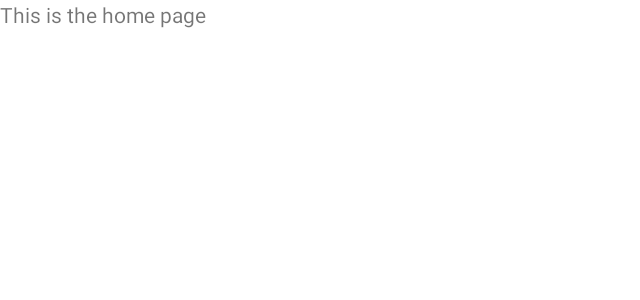
After one commit to chanjunren/TemiPatrol, an Android app: the HomeFragment screen opened through its navigation route, on a phone screen of 824 x 412 dp (held sideways). The commit adds this screen. Shown: the top 300 px of the screen, without its empty margins (0-640 px from the left). Run offline under Robolectric (Android 15) with nearby library versions, the phone set to English and light mode, and no system bars.

Commit message:
Added navigation component and skeletal structure for home fragment and signin page

```diff
--- a/app/src/main/AndroidManifest.xml
+++ b/app/src/main/AndroidManifest.xml
@@ -9,7 +9,11 @@
         android:roundIcon="@mipmap/ic_launcher_round"
         android:supportsRtl="true"
         android:theme="@style/Theme.TemiPatrol">
-        <activity android:name=".MainActivity">
+        <meta-data
+            android:name="com.robotemi.sdk.metadata.SKILL"
+            android:value="@string/app_name"/>
+        <activity android:name=".MainActivity"
+            android:screenOrientation="landscape">
             <intent-filter>
                 <action android:name="android.intent.action.MAIN" />
 
--- /dev/null
+++ b/app/src/main/java/com/ongbengchia/temipatrol/view/HomeFragment.java
@@ -0,0 +1,39 @@
+package com.ongbengchia.temipatrol.view;
+
+import androidx.lifecycle.ViewModelProvider;
+
+import android.os.Bundle;
+
+import androidx.annotation.NonNull;
+import androidx.annotation.Nullable;
+import androidx.fragment.app.Fragment;
+
+import android.view.LayoutInflater;
+import android.view.View;
+import android.view.ViewGroup;
+
+import com.ongbengchia.temipatrol.R;
+import com.ongbengchia.temipatrol.viewmodel.GlobalViewModel;
+
+public class HomeFragment extends Fragment {
+
+    private GlobalViewModel mViewModel;
+
+    public static HomeFragment newInstance() {
+        return new HomeFragment();
+    }
+
+    @Override
+    public View onCreateView(@NonNull LayoutInflater inflater, @Nullable ViewGroup container,
+                             @Nullable Bundle savedInstanceState) {
+        return inflater.inflate(R.layout.home_fragment, container, false);
+    }
+
+    @Override
+    public void onActivityCreated(@Nullable Bundle savedInstanceState) {
+        super.onActivityCreated(savedInstanceState);
+        mViewModel = new ViewModelProvider(this).get(GlobalViewModel.class);
+        // TODO: Use the ViewModel
+    }
+
+}
--- /dev/null
+++ b/app/src/main/java/com/ongbengchia/temipatrol/view/SignInFragment.java
@@ -0,0 +1,30 @@
+package com.ongbengchia.temipatrol.view;
+
+import android.os.Bundle;
+
+import androidx.fragment.app.Fragment;
+
+import android.view.LayoutInflater;
+import android.view.View;
+import android.view.ViewGroup;
+
+import com.ongbengchia.temipatrol.R;
+
+public class SignInFragment extends Fragment {
+
+    public SignInFragment() {
+        // Required empty public constructor
+    }
+
+    @Override
+    public void onCreate(Bundle savedInstanceState) {
+        super.onCreate(savedInstanceState);
+    }
+
+    @Override
+    public View onCreateView(LayoutInflater inflater, ViewGroup container,
+                             Bundle savedInstanceState) {
+        // Inflate the layout for this fragment
+        return inflater.inflate(R.layout.fragment_sign_in, container, false);
+    }
+}
--- /dev/null
+++ b/app/src/main/java/com/ongbengchia/temipatrol/viewmodel/GlobalViewModel.java
@@ -0,0 +1,6 @@
+package com.ongbengchia.temipatrol.viewmodel;
+
+import androidx.lifecycle.ViewModel;
+
+public class GlobalViewModel extends ViewModel {
+}
--- a/app/src/main/res/layout/activity_main.xml
+++ b/app/src/main/res/layout/activity_main.xml
@@ -6,13 +6,14 @@
     android:layout_height="match_parent"
     tools:context=".MainActivity">
 
-    <TextView
-        android:layout_width="wrap_content"
-        android:layout_height="wrap_content"
-        android:text="Hello World!"
-        app:layout_constraintBottom_toBottomOf="parent"
-        app:layout_constraintLeft_toLeftOf="parent"
-        app:layout_constraintRight_toRightOf="parent"
-        app:layout_constraintTop_toTopOf="parent" />
+    <fragment
+        android:id="@+id/fragment"
+        android:name="androidx.navigation.fragment.NavHostFragment"
+        android:layout_width="match_parent"
+        android:layout_height="match_parent"
+        app:defaultNavHost="true"
+        app:navGraph="@navigation/nav_graph"
+        tools:layout_editor_absoluteX="187dp"
+        tools:layout_editor_absoluteY="266dp" />
 
 </androidx.constraintlayout.widget.ConstraintLayout>
--- /dev/null
+++ b/app/src/main/res/layout/home_fragment.xml
@@ -0,0 +1,13 @@
+<?xml version="1.0" encoding="utf-8"?>
+<FrameLayout xmlns:android="http://schemas.android.com/apk/res/android"
+    xmlns:tools="http://schemas.android.com/tools"
+    android:layout_width="match_parent"
+    android:layout_height="match_parent"
+    tools:context=".view.HomeFragment">
+
+    <TextView
+        android:layout_width="match_parent"
+        android:layout_height="match_parent"
+        android:text="This is the home page" />
+
+</FrameLayout>
--- /dev/null
+++ b/app/src/main/res/navigation/nav_graph.xml
@@ -0,0 +1,22 @@
+<?xml version="1.0" encoding="utf-8"?>
+<navigation xmlns:android="http://schemas.android.com/apk/res/android"
+    xmlns:app="http://schemas.android.com/apk/res-auto"
+    xmlns:tools="http://schemas.android.com/tools"
+    android:id="@+id/nav_graph"
+    app:startDestination="@id/signInFragment">
+
+    <fragment
+        android:id="@+id/signInFragment"
+        android:name="com.ongbengchia.temipatrol.view.SignInFragment"
+        android:label="fragment_sign_in"
+        tools:layout="@layout/fragment_sign_in" >
+        <action
+            android:id="@+id/action_signInFragment_to_homeFragment"
+            app:destination="@id/homeFragment" />
+    </fragment>
+    <fragment
+        android:id="@+id/homeFragment"
+        android:name="com.ongbengchia.temipatrol.view.HomeFragment"
+        android:label="home_fragment"
+        tools:layout="@layout/home_fragment" />
+</navigation>
--- a/app/src/main/res/values/strings.xml
+++ b/app/src/main/res/values/strings.xml
@@ -1,3 +1,5 @@
 <resources>
     <string name="app_name">TemiPatrol</string>
+    <!-- TODO: Remove or change this placeholder text -->
+    <string name="hello_blank_fragment">Hello blank fragment</string>
 </resources>
--- a/app/src/main/res/values/themes.xml
+++ b/app/src/main/res/values/themes.xml
@@ -1,6 +1,6 @@
 <resources xmlns:tools="http://schemas.android.com/tools">
     <!-- Base application theme. -->
-    <style name="Theme.TemiPatrol" parent="Theme.MaterialComponents.DayNight.DarkActionBar">
+    <style name="Theme.TemiPatrol" parent="Theme.MaterialComponents.Light.NoActionBar">
         <!-- Primary brand color. -->
         <item name="colorPrimary">@color/purple_500</item>
         <item name="colorPrimaryVariant">@color/purple_700</item>
```
Also changed, not shown: app/build.gradle (+10 -0 lines), app/src/main/res/layout/fragment_sign_in.xml (added, +14 -0 lines).
